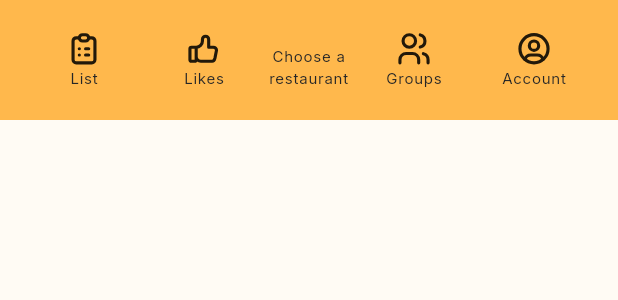
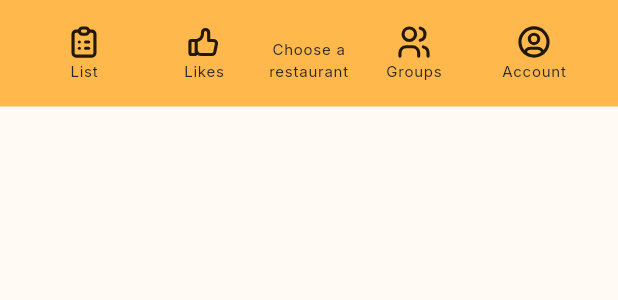
Before and after one commit to ProjetOnMangeOu/App, a Flutter app: the CustomNavbar widget shown alone on an empty page, opened directly with empty values, on a phone screen of 412 x 824 dp. Shown: the top 300 px of the screen. Run offline on Flutter 3.47's test engine with Material 3 defaults, Android fonts, the phone set to English and light mode, and no system bars; our stand-ins replace appwrite, flutter_card_swiper, flutter_svg, flutter_tabler_icons, geolocator, go_router and 2 more; accounts and stored records are empty; generated files the repository leaves out were written again; network calls fail.

Commit message:
fix: fix custom scaffold size with appbar

```diff
--- a/lib/features/match/view/match.dart
+++ b/lib/features/match/view/match.dart
@@ -18,6 +18,7 @@ class MatchView extends StatelessWidget {
     final restaurant = context.read<RestaurantRepository>().getRestaurantByDocumentId(restaurantId);
 
     return CustomScaffold(
+      hideAppBar: true,
       gradientBackground: true,
       mainAxisAlignment: MainAxisAlignment.spaceBetween,
       circlePosition: 1,
--- a/lib/shared/widgets/layouts/custom_navbar.dart
+++ b/lib/shared/widgets/layouts/custom_navbar.dart
@@ -4,15 +4,18 @@ import 'package:onmangeou/shared/widgets/elements/CustomNotchedShape.dart';
 
 class CustomNavbar extends StatelessWidget {
   final Function(int) onItemTapped;
+  final double height;
 
   const CustomNavbar({
     super.key,
-    required this.onItemTapped
+    required this.onItemTapped,
+    this.height = kBottomNavigationBarHeight + 15
   });
 
   @override
   Widget build(BuildContext context) {
     return BottomAppBar(
+      height: height,
       color: Theme.of(context).colorScheme.primary,
       shape: const CustomNotchedShape(convex: true),
       notchMargin: 8,
--- a/lib/shared/widgets/layouts/custom_scaffold.dart
+++ b/lib/shared/widgets/layouts/custom_scaffold.dart
@@ -27,6 +27,8 @@ class CustomScaffold extends StatefulWidget {
 }
 
 class _CustomScaffold extends State<CustomScaffold> {
+  double bottomBarHeight = kBottomNavigationBarHeight + 15;
+
   @override
   Widget build(BuildContext context) {
     double screenWidth = MediaQuery.of(context).size.width;
@@ -40,6 +42,7 @@ class _CustomScaffold extends State<CustomScaffold> {
 
     return Scaffold(
       bottomNavigationBar: !widget.hideAppBar ? CustomNavbar(
+        height: bottomBarHeight,
         onItemTapped: onItemTapped,
       ) : null,
       floatingActionButton: !widget.hideAppBar ? Container(
@@ -96,7 +99,7 @@ class _CustomScaffold extends State<CustomScaffold> {
               child: SingleChildScrollView(
                   child: Container(
                 constraints: BoxConstraints(
-                  minHeight: screenHeight - topBarHeight,
+                  minHeight: screenHeight - topBarHeight - (widget.hideAppBar ? 0 : bottomBarHeight),
                 ),
                 child: Padding(
                   padding: EdgeInsets.all(
```
